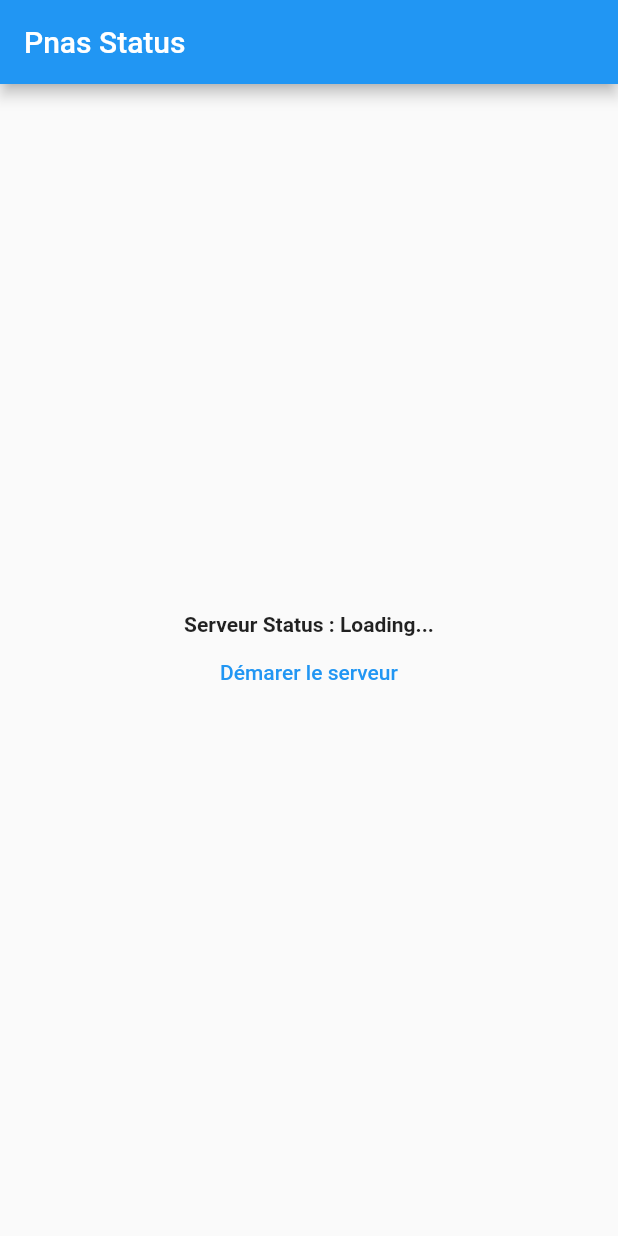
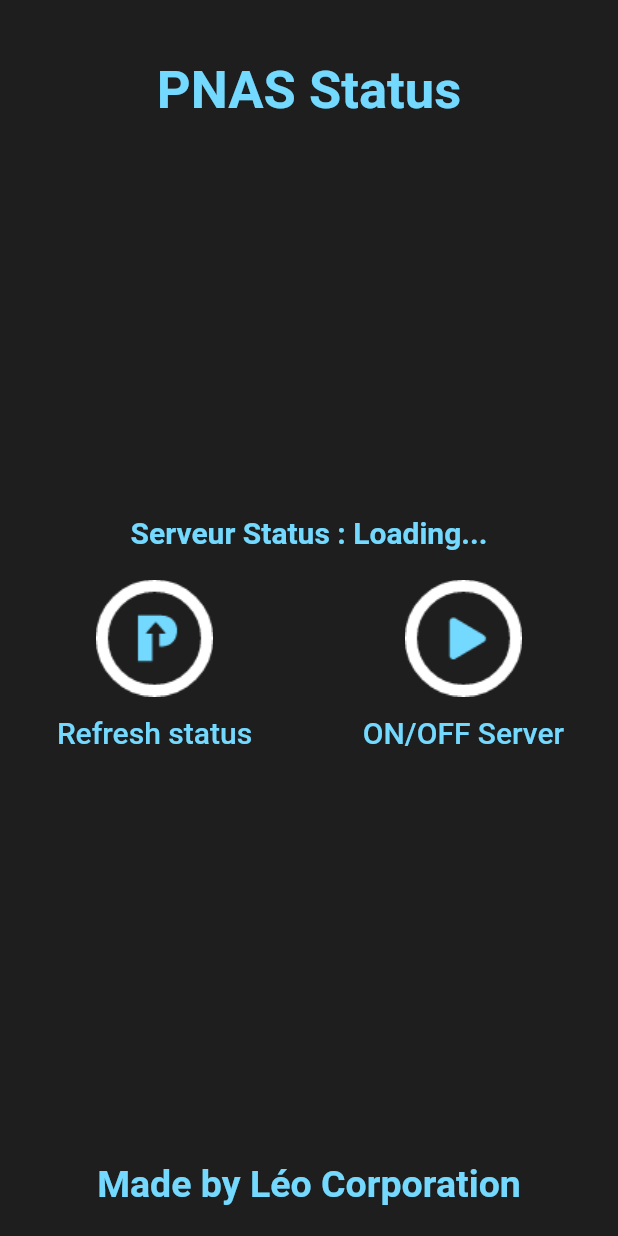
Before and after one commit to LeoPhilip33/Pnas, a Flutter app: the screen it shows after launch, on a phone screen of 412 x 824 dp. Run offline on Flutter 3.47's test engine with Material 2 defaults, Android fonts, the light colour scheme and no system bars.

Commit message:
save code qui fonctionne 14/12/2021 23h38

```diff
--- a/lib/main.dart
+++ b/lib/main.dart
@@ -18,10 +18,8 @@ class MyApp extends StatelessWidget {
     return MaterialApp(
       title: 'Pnas Status',
       debugShowCheckedModeBanner: false,
-      theme: ThemeData(
-        primarySwatch: Colors.blue,
-      ),
-      home: const MyHomePage(title: 'Pnas Status'),
+      theme: ThemeData(scaffoldBackgroundColor: const Color(0xFF1E1E1E)),
+      home: const MyHomePage(title: ''),
     );
   }
 }
@@ -40,6 +38,7 @@ class _MyHomePageState extends State<MyHomePage> {
   @override
   Widget build(BuildContext context) {
     Future<void> pingServer() async {
+      print("ping send");
       var response = await http.post(urlPingServer);
       if (response.statusCode == 200) {
         var bodyPingServer = response.body;
@@ -58,29 +57,97 @@ class _MyHomePageState extends State<MyHomePage> {
       }
     }
 
-    Timer.periodic(const Duration(seconds: 2), (timer) {
-      pingServer();
-    });
+    // Timer.periodic(const Duration(seconds: 2), (timer) {
+    //   pingServer();
+    // });
 
     return Scaffold(
-      appBar: AppBar(
-        title: Text(widget.title),
-      ),
-      body: Center(
+      body: Container(
+        margin: const EdgeInsets.only(top: 40.0),
         child: Column(
-          mainAxisAlignment: MainAxisAlignment.center,
+          mainAxisAlignment: MainAxisAlignment.spaceBetween,
           children: <Widget>[
-            Text(
-              'Serveur Status : $serverStatus',
-              textAlign: TextAlign.center,
-              overflow: TextOverflow.ellipsis,
-              style: const TextStyle(fontWeight: FontWeight.bold),
+            const Center(
+              child: Text(
+                'PNAS Status',
+                style: TextStyle(
+                    fontWeight: FontWeight.bold,
+                    fontSize: 35,
+                    color: Color(0xFF74D9FF)),
+              ),
             ),
-            TextButton(
-              onPressed: () {
-                _lunchServer();
-              },
-              child: const Text('Démarer le serveur'),
+            Column(
+              children: <Widget>[
+                Container(
+                  margin: const EdgeInsets.only(bottom: 20.0),
+                  child: Text(
+                    'Serveur Status : $serverStatus',
+                    style: const TextStyle(
+                        fontWeight: FontWeight.bold,
+                        fontSize: 20,
+                        color: Color(0xFF74D9FF)),
+                  ),
+                ),
+                Row(
+                  children: <Widget>[
+                    Expanded(
+                      flex: 6,
+                      child: Column(
+                        mainAxisAlignment: MainAxisAlignment.spaceBetween,
+                        children: <Widget>[
+                          GestureDetector(
+                            onTap: () {
+                              pingServer();
+                            },
+                            child: Image.asset('assets/images/ping.png'),
+                          ),
+                          TextButton(
+                            onPressed: () {},
+                            child: const Text(
+                              'Refresh status',
+                              style: TextStyle(
+                                fontSize: 20,
+                                color: Color(0xFF74D9FF),
+                              ),
+                            ),
+                          ),
+                        ],
+                      ),
+                    ),
+                    Expanded(
+                      flex: 6,
+                      child: Column(
+                        mainAxisAlignment: MainAxisAlignment.spaceBetween,
+                        children: <Widget>[
+                          Image.asset('assets/images/onOff.png'),
+                          TextButton(
+                            onPressed: () {
+                              _lunchServer();
+                            },
+                            child: const Text(
+                              'ON/OFF Server',
+                              style: TextStyle(
+                                fontSize: 20,
+                                color: Color(0xFF74D9FF),
+                              ),
+                            ),
+                          ),
+                        ],
+                      ),
+                    ),
+                  ],
+                ),
+              ],
+            ),
+            Container(
+              margin: const EdgeInsets.only(bottom: 20.0),
+              child: const Text(
+                'Made by Léo Corporation',
+                style: TextStyle(
+                    fontWeight: FontWeight.bold,
+                    fontSize: 25,
+                    color: Color(0xFF74D9FF)),
+              ),
             ),
           ],
         ),
--- a/pubspec.yaml
+++ b/pubspec.yaml
@@ -53,6 +53,8 @@ dev_dependencies:
 
 # The following section is specific to Flutter.
 flutter:
+  assets:
+    - assets/images/
 
   # The following line ensures that the Material Icons font is
   # included with your application, so that you can use the icons in
```
Also changed, not shown: assets/images/onOff.png (added), assets/images/ping.png (added).
